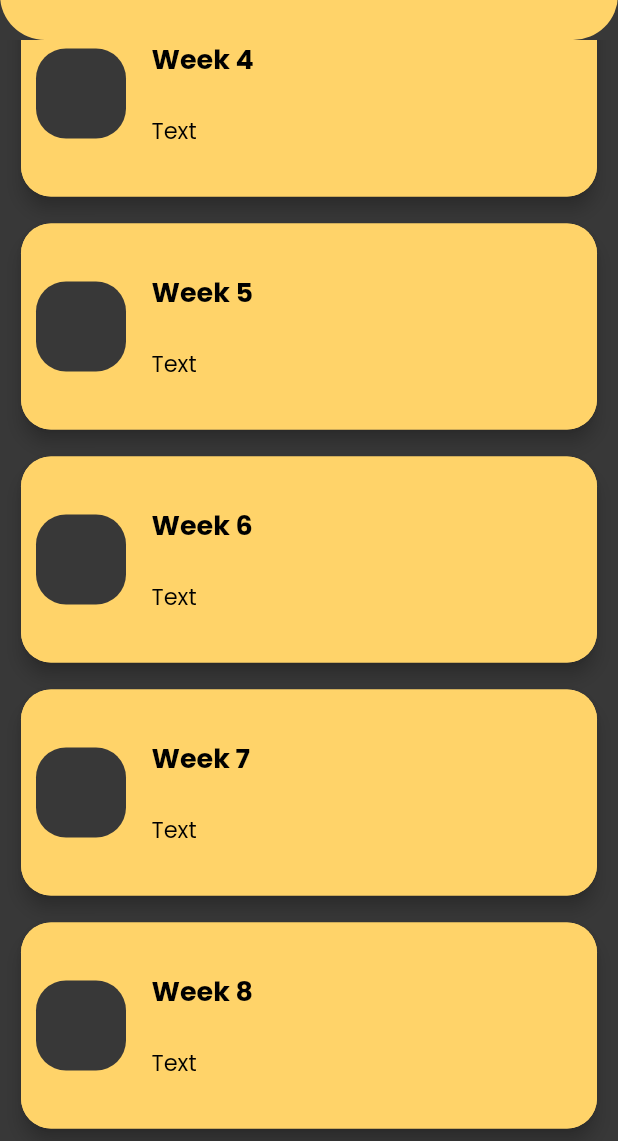
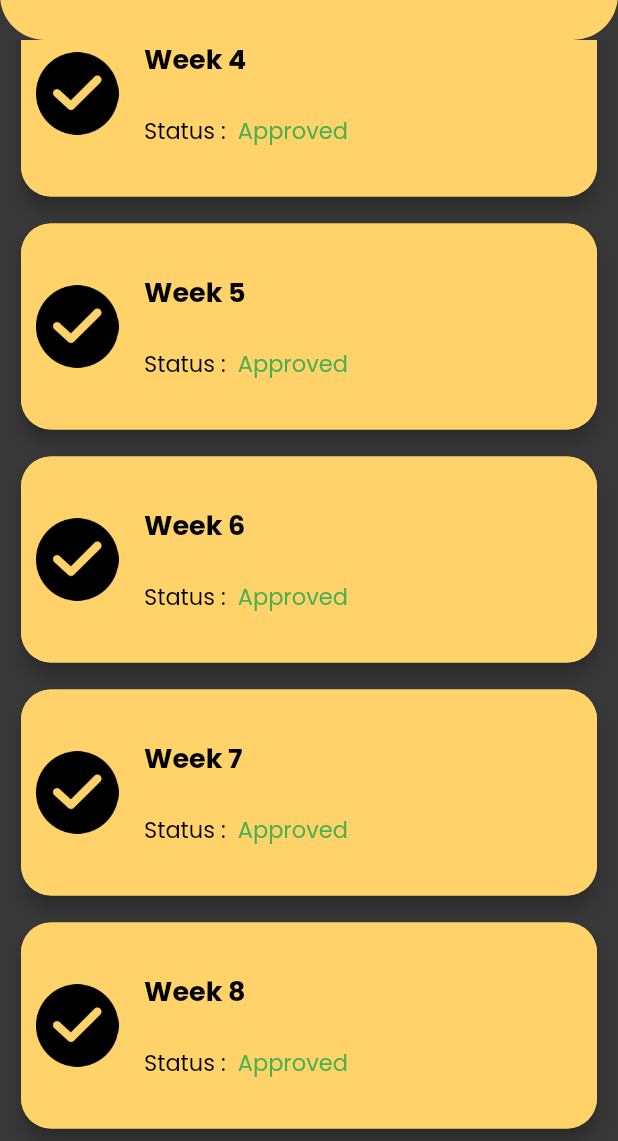
Before and after one commit to jesi318/serviz-old, a Flutter app: the HomePage screen opened by its route, scrolled down 508 dp, on a phone screen of 412 x 824 dp, the part 95-1236 px from its top. Run offline on Flutter 3.47's test engine with Material 2 defaults, Android fonts, the phone set to English and light mode, and no system bars; drawn by our look-alikes of flutter_bounce; our stand-ins replace firebase_core, flutter_svg, get, google_fonts; accounts and stored records are empty.

Commit message:
restructured week card and fixed join button

```diff
--- a/lib/screens/homepg.dart
+++ b/lib/screens/homepg.dart
@@ -2,6 +2,7 @@ import 'package:flutter/material.dart';
 import 'package:flutter/src/foundation/key.dart';
 import 'package:flutter/src/widgets/framework.dart';
 import 'package:flutter_bounce/flutter_bounce.dart';
+import 'package:flutter_svg/svg.dart';
 import 'package:serviz/utils/colors.dart';
 import 'package:serviz/widgets/appbar.dart';
 import 'package:serviz/widgets/drawer/drawer.dart';
@@ -66,17 +67,9 @@ class HomePage extends StatelessWidget {
                                       Align(
                                         alignment: AlignmentDirectional.center,
                                         child: Container(
-                                          width: 60.0,
-                                          height: 60.0,
-                                          decoration: BoxDecoration(
-                                              color: AppColors.grey_background,
-                                              borderRadius: BorderRadius.all(
-                                                  Radius.circular(20))),
-                                          child: Container(
-                                            width: 55.0,
                                             height: 55.0,
-                                          ),
-                                        ),
+                                            child: Image.asset(
+                                                "assets/icons/checked.png")),
                                       ),
                                       SizedBox(
                                         width: 17,
@@ -99,15 +92,29 @@ class HomePage extends StatelessWidget {
                                               overflow: TextOverflow.ellipsis,
                                             ),
                                           ),
+                                          Row(
+                                            children: [
                                               Align(
-                                            alignment:
-                                                AlignmentDirectional.bottomEnd,
-                                            child: Text("Text",
+                                                alignment: AlignmentDirectional
+                                                    .bottomEnd,
+                                                child: Text("Status :  ",
                                                     style: GoogleFonts.poppins(
                                                         color: Colors.black,
                                                         fontSize: 15.0,
                                                         fontWeight:
                                                             FontWeight.normal)),
+                                              ),
+                                              Align(
+                                                alignment: AlignmentDirectional
+                                                    .bottomEnd,
+                                                child: Text("Approved",
+                                                    style: GoogleFonts.poppins(
+                                                        color: Colors.green,
+                                                        fontSize: 15.0,
+                                                        fontWeight:
+                                                            FontWeight.normal)),
+                                              ),
+                                            ],
                                           ),
                                         ],
                                       ),
--- a/lib/screens/join_group_form.dart
+++ b/lib/screens/join_group_form.dart
@@ -1,4 +1,5 @@
 import 'package:flutter/material.dart';
+import 'package:get/get.dart';
 import 'package:google_fonts/google_fonts.dart';
 import 'package:serviz/utils/colors.dart';
 import 'package:flutter_bounce/flutter_bounce.dart';
@@ -36,19 +37,22 @@ class _JoinGroupFormState extends State<JoinGroupForm> {
               Bounce(
                 duration: Duration(milliseconds: 110),
                 onPressed: () {
+                  Get.toNamed('/home');
                   //What to do on pressed
                 },
                 child: Container(
-                  padding: EdgeInsets.only(
-                      left: 100, right: 100, top: 20, bottom: 20),
+                  width: MediaQuery.of(context).size.width,
+                  height: MediaQuery.of(context).size.height * 1 / 10,
                   decoration: BoxDecoration(
                       borderRadius: BorderRadius.circular(30),
                       color: AppColors.yellow_accent),
-                  child: Text(
-                    'Join',
-                    style: GoogleFonts.poppins(
-                        color: AppColors.black_background,
-                        fontWeight: FontWeight.bold),
+                  child: Center(
+                    child: Text(
+                      'Join',
+                      style: GoogleFonts.poppins(
+                          color: AppColors.black_background,
+                          fontWeight: FontWeight.bold),
+                    ),
                   ),
                 ),
               ),
--- a/pubspec.yaml
+++ b/pubspec.yaml
@@ -62,8 +62,8 @@ flutter:
   uses-material-design: true
 
   # To add assets to your application, add an assets section, like this:
-  # assets:
-  #   - images/a_dot_burr.jpeg
+  assets:
+    - assets/icons/
   #   - images/a_dot_ham.jpeg
 
   # An image asset can refer to one or more resolution-specific "variants", see
```
Also changed, not shown: assets/icons/checked.png (added), pubspec.lock. Lines whose indentation alone changed are shown as unchanged.
